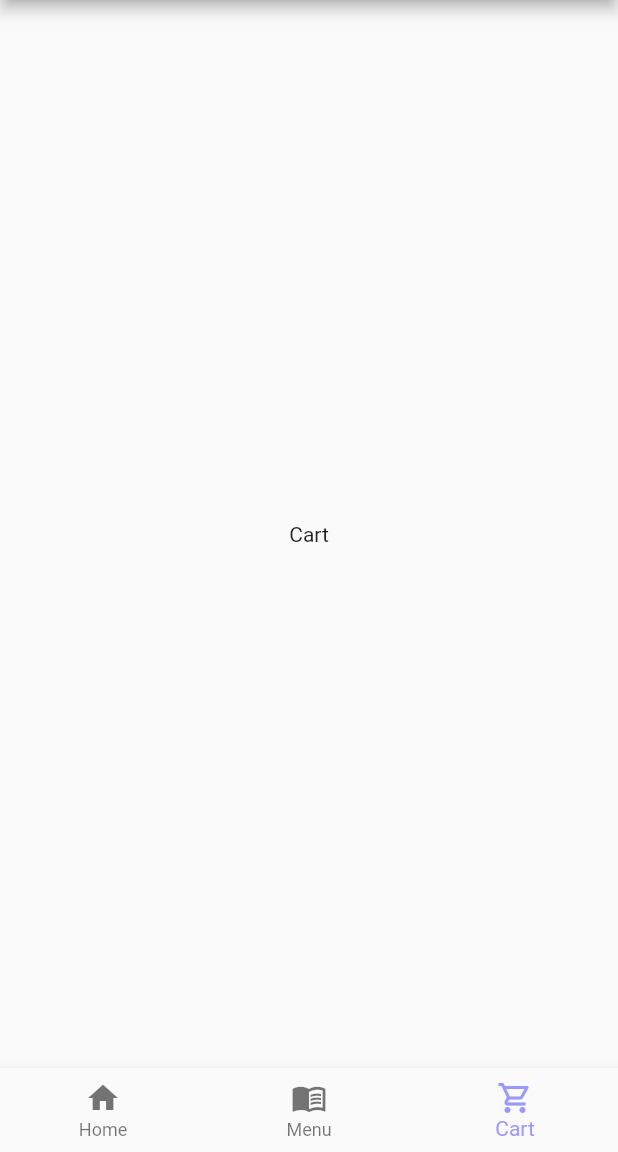
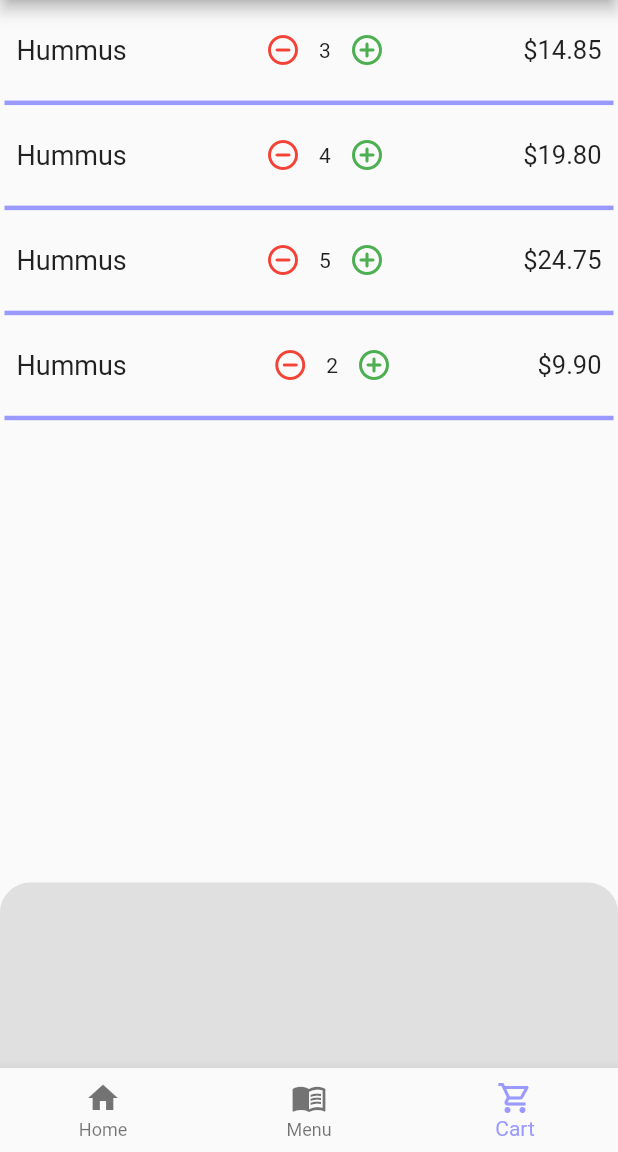
Before and after one commit to MohanpreetS/flutter_projects, a Flutter app: the screen it shows after launch, scrolled down 128 dp, after a tap on the "shopping cart" icon, on a phone screen of 412 x 824 dp, the part 84-1236 px from its top. Run offline on Flutter 3.47's test engine with Material 2 defaults, Android fonts, the phone set to English and light mode, and no system bars; our stand-ins replace carousel_slider, shared_preferences, sticky_headers.

Commit message:
basic cart screen

```diff
--- a/rodhos/lib/main.dart
+++ b/rodhos/lib/main.dart
@@ -7,6 +7,7 @@ import './screens/cart_screen.dart';
 import './screens/home_screen.dart';
 import './screens/menu_screen.dart';
 import './providers/dishes.dart';
+import './providers/order.dart';
 
 void main() {
   runApp(MyApp());
@@ -15,8 +16,15 @@ void main() {
 class MyApp extends StatelessWidget {
   @override
   Widget build(BuildContext context) {
-    return ChangeNotifierProvider(
-      create: (c) => Dishes(),
+    return MultiProvider(
+      providers: [
+        ChangeNotifierProvider(
+          create: (c) => Dishes(),
+        ),
+        ChangeNotifierProvider(
+          create: (c) => Order('abc'),
+        ),
+      ],
       child: MaterialApp(
         title: 'Flutter Demo',
         theme: ThemeData(
--- /dev/null
+++ b/rodhos/lib/models/order_item.dart
@@ -0,0 +1,13 @@
+import './dish_item.dart';
+
+class OrderItem {
+  DishItem dish;
+  int quantity;
+  String orderItemId;
+
+  OrderItem({
+    required this.dish,
+    required this.quantity,
+    required this.orderItemId,
+  });
+}
--- a/rodhos/lib/providers/dishes.dart
+++ b/rodhos/lib/providers/dishes.dart
@@ -1,6 +1,6 @@
 import 'package:flutter/material.dart';
 
-import './dish_item.dart';
+import '../models/dish_item.dart';
 
 class Dishes with ChangeNotifier {
   List<DishItem> _dishes = [
--- /dev/null
+++ b/rodhos/lib/providers/order.dart
@@ -0,0 +1,74 @@
+import 'package:flutter/material.dart';
+
+import '../models/dish_item.dart';
+import '../models/order_item.dart';
+
+class Order with ChangeNotifier {
+  List<OrderItem> _orderItems = [
+    OrderItem(
+      dish: DishItem(
+        title: 'Hummus',
+        description:
+            'Pureed chick peas, oil, and garlic spread, served with pita',
+        price: 4.95,
+        category: 'Appetizers',
+      ),
+      quantity: 3,
+      orderItemId: 'o1',
+    ),
+    OrderItem(
+      dish: DishItem(
+        title: 'Hummus',
+        description:
+            'Pureed chick peas, oil, and garlic spread, served with pita',
+        price: 4.95,
+        category: 'Appetizers',
+      ),
+      quantity: 4,
+      orderItemId: 'o2',
+    ),
+    OrderItem(
+      dish: DishItem(
+        title: 'Hummus',
+        description:
+            'Pureed chick peas, oil, and garlic spread, served with pita',
+        price: 4.95,
+        category: 'Appetizers',
+      ),
+      quantity: 5,
+      orderItemId: 'o3',
+    ),
+    OrderItem(
+      dish: DishItem(
+        title: 'Hummus',
+        description:
+            'Pureed chick peas, oil, and garlic spread, served with pita',
+        price: 4.95,
+        category: 'Appetizers',
+      ),
+      quantity: 2,
+      orderItemId: 'o4',
+    )
+  ];
+  String orderId;
+
+  Order(this.orderId);
+
+  List<OrderItem> get orderItems {
+    return [..._orderItems];
+  }
+
+  void increaseCount(String orderItemId) {
+    int index =
+        orderItems.indexWhere((element) => element.orderItemId == orderItemId);
+    orderItems[index].quantity++;
+    notifyListeners();
+  }
+
+  void decreaseCount(String orderItemId) {
+    int index =
+        orderItems.indexWhere((element) => element.orderItemId == orderItemId);
+    orderItems[index].quantity--;
+    notifyListeners();
+  }
+}
--- a/rodhos/lib/screens/cart_screen.dart
+++ b/rodhos/lib/screens/cart_screen.dart
@@ -1,6 +1,9 @@
 import 'package:flutter/material.dart';
+import 'package:provider/provider.dart';
 
+import '../providers/order.dart';
 import '../widgets/main_drawer.dart';
+import '../widgets/cart_panel.dart';
 
 class CartScreen extends StatefulWidget {
   static const routeName = '/CartScreen';
@@ -12,14 +15,37 @@ class CartScreen extends StatefulWidget {
 class _CartScreenState extends State<CartScreen> {
   @override
   Widget build(BuildContext context) {
+    var order = Provider.of<Order>(context);
     final mQuery = MediaQuery.of(context);
     return Scaffold(
-        drawer: MainDrawer(),
-        appBar: AppBar(
-          title: Text('Cart'),
-        ),
-        body: Center(
-          child: Text('Cart'),
-        ));
+      drawer: MainDrawer(),
+      appBar: AppBar(
+        title: Text('Cart'),
+      ),
+      body: Column(
+        mainAxisAlignment: MainAxisAlignment.spaceBetween,
+        children: [
+          Container(
+            child: ListView.builder(
+              itemBuilder: (c, i) {
+                return CartPanel(order.orderItems[i]);
+              },
+              itemCount: order.orderItems.length,
+            ),
+            height: mQuery.size.height * 0.6,
+          ),
+          Container(
+            height: mQuery.size.height * 0.15,
+            decoration: BoxDecoration(
+              borderRadius: BorderRadius.only(
+                topLeft: Radius.circular(20),
+                topRight: Radius.circular(20),
+              ),
+              color: Colors.grey.shade300,
+            ),
+          )
+        ],
+      ),
+    );
   }
 }
--- a/rodhos/lib/screens/menu_screen.dart
+++ b/rodhos/lib/screens/menu_screen.dart
@@ -2,7 +2,7 @@ import 'package:flutter/material.dart';
 import 'package:provider/provider.dart';
 import 'package:sticky_headers/sticky_headers.dart';
 
-import '../providers/dish_item.dart';
+import '../models/dish_item.dart';
 import '../providers/dishes.dart';
 import '../widgets/main_drawer.dart';
 import '../widgets/category_filter.dart';
--- /dev/null
+++ b/rodhos/lib/widgets/cart_panel.dart
@@ -0,0 +1,82 @@
+import 'package:flutter/material.dart';
+import 'package:provider/provider.dart';
+
+import '../providers/order.dart';
+import '../models/order_item.dart';
+
+class CartPanel extends StatefulWidget {
+  var orderItem;
+
+  CartPanel(this.orderItem);
+  @override
+  _CartPanelState createState() => _CartPanelState();
+}
+
+class _CartPanelState extends State<CartPanel> {
+  @override
+  Widget build(BuildContext context) {
+    var order = Provider.of<Order>(context);
+    final mQuery = MediaQuery.of(context);
+    var subTotal = (widget.orderItem.dish.price * widget.orderItem.quantity)
+        .toStringAsFixed(2);
+    return Container(
+      child: Padding(
+        padding: const EdgeInsets.all(8.0),
+        child: Row(
+          mainAxisAlignment: MainAxisAlignment.spaceBetween,
+          children: [
+            Text(
+              widget.orderItem.dish.title,
+              style: TextStyle(
+                fontSize: 18,
+              ),
+            ),
+            Row(
+              children: [
+                IconButton(
+                  onPressed: () {
+                    order.decreaseCount(widget.orderItem.orderItemId);
+                  },
+                  icon: Icon(Icons.remove_circle_outline_rounded),
+                  color: Colors.red,
+                ),
+                Container(
+                  child: Center(
+                    child: Text(
+                      widget.orderItem.quantity.toString(),
+                    ),
+                  ),
+                ),
+                IconButton(
+                  onPressed: () {
+                    order.increaseCount(widget.orderItem.orderItemId);
+                  },
+                  icon: Icon(
+                    Icons.add_circle_outline_rounded,
+                    color: Colors.green,
+                  ),
+                )
+              ],
+            ),
+            Text(
+              '\$' + subTotal,
+              style: TextStyle(
+                fontSize: 17,
+              ),
+            ),
+          ],
+        ),
+      ),
+      height: mQuery.size.height * 0.085,
+      margin: EdgeInsets.symmetric(horizontal: 3),
+      decoration: BoxDecoration(
+        border: Border(
+          bottom: BorderSide(
+            color: Theme.of(context).primaryColor,
+            width: 3,
+          ),
+        ),
+      ),
+    );
+  }
+}
```
Also changed, not shown: rodhos/lib/models/dish_item.dart (renamed from rodhos/lib/providers/dish_item.dart).
